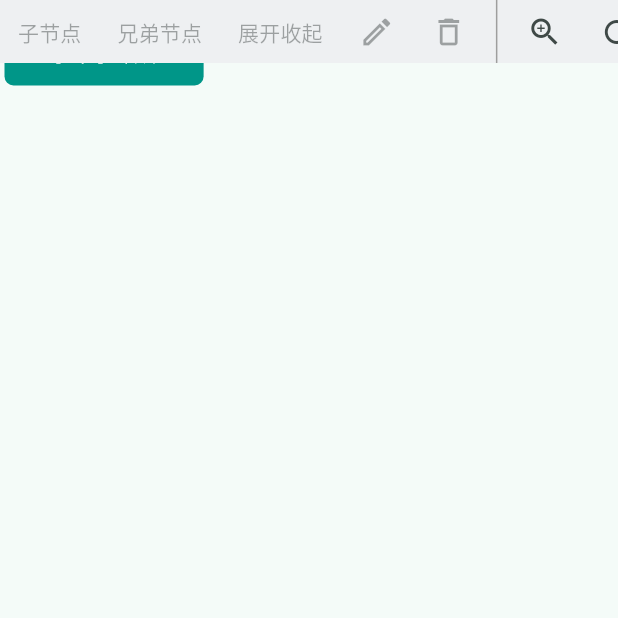
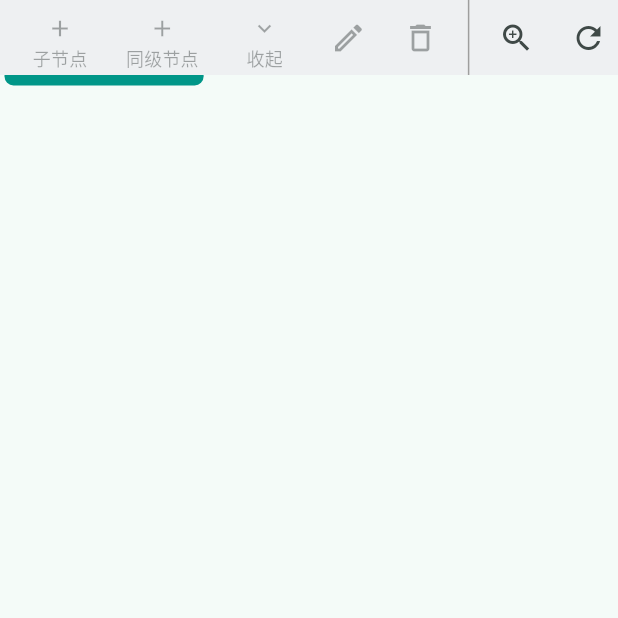
Before and after one commit to qinshah/mind_map_editor, a Flutter app: the screen it shows after launch, on a phone screen of 412 x 824 dp, the top half of it. Run offline on Flutter 3.47's test engine with Material 3 defaults, Android fonts, the phone set to English and light mode, and no system bars; our stand-ins replace share_plus; missing offline and left inert: file_selector.

Commit message:
fix(editor): 优化编辑器按钮布局
- 将打印语句从print更换为debugPrint以避免生产环境输出
- 修改EditorHub构造函数barHeight参数为必填项
- 新增_button方法统一构建带图标的文本按钮
- 调整编辑器工具栏按钮样式和间距
- 更新默认图片尺寸常量并应用到节点图像显示
- 移除冗余的TODO注释

```diff
--- a/lib/editor/editor.dart
+++ b/lib/editor/editor.dart
@@ -155,7 +155,7 @@ class Editor extends ChangeNotifier {
 
   Future<void> showEditDialog(Xnode node, BuildContext context) async {
     if (state.editDialogShowing) {
-      print('重复显示，请检查是否为Bug');
+      debugPrint('重复显示，请检查是否为Bug');
     }
     state.editDialogShowing = true;
     await showDialog(context: context, builder: (_) => EditDialog(node));
--- a/lib/editor/widget/editor_hub.dart
+++ b/lib/editor/widget/editor_hub.dart
@@ -5,7 +5,7 @@ import 'package:mind_map_editor/mind_map/m_m_cntlr.dart';
 import 'package:provider/provider.dart';
 
 class EditorHub extends StatelessWidget {
-  const EditorHub({super.key, this.barHeight = 42});
+  const EditorHub({super.key, required this.barHeight});
 
   final double barHeight;
 
@@ -37,18 +37,21 @@ class EditorHub extends StatelessWidget {
                       final node = mindMap.focusedNode();
                       return Row(
                         children: [
-                          // TODO 换图标
-                          TextButton(
-                            onPressed: node == null
+                          SizedBox(width: 8),
+                          _button(
+                            '子节点',
+                            Icons.add,
+                            onTap: node == null
                                 ? null
                                 : () => mindMap.insertNodeUnder(
                                     node,
                                     newNode: Xnode.empty('新节点'),
                                   ),
-                            child: Text('子节点'),
                           ),
-                          TextButton(
-                            onPressed:
+                          _button(
+                            '同级节点',
+                            Icons.add,
+                            onTap:
                                 node != null &&
                                     mindMap.getParentNode(node) != null
                                 ? () => mindMap.insertNodeAfter(
@@ -56,13 +59,17 @@ class EditorHub extends StatelessWidget {
                                     newNode: Xnode.empty('新节点'),
                                   )
                                 : null,
-                            child: Text('兄弟节点'),
                           ),
-                          TextButton(
-                            onPressed: node == null
+                          _button(
+                            node == null || mindMap.getExpanded(node)
+                                ? '收起'
+                                : '展开',
+                            node == null || mindMap.getExpanded(node)
+                                ? Icons.expand_more
+                                : Icons.expand_less,
+                            onTap: node == null || node.subNodes.isEmpty
                                 ? null
                                 : () => mindMap.toggleExpanded(node),
-                            child: Text('展开收起'),
                           ),
                           IconButton(
                             onPressed: node == null
@@ -104,6 +111,7 @@ class EditorHub extends StatelessWidget {
                             onPressed: editor.export,
                             child: Text('导出'),
                           ),
+                          SizedBox(width: 8),
                         ],
                       );
                     },
@@ -126,4 +134,20 @@ class EditorHub extends StatelessWidget {
       ],
     );
   }
+
+  Widget _button(String title, IconData icon, {VoidCallback? onTap}) {
+    return TextButton(
+      onPressed: onTap,
+      child: Column(
+        mainAxisSize: MainAxisSize.min,
+        children: [
+          SizedBox(height: 2),
+          Icon(icon),
+          SizedBox(height: 2),
+          Text(title, style: TextStyle(fontSize: 12)),
+          SizedBox(height: 2),
+        ],
+      ),
+    );
+  }
 }
--- a/lib/editor/widget/editor_widget.dart
+++ b/lib/editor/widget/editor_widget.dart
@@ -20,7 +20,7 @@ class _EditorWidgetState extends State<EditorWidget> {
   late final _editor = Editor(getContext: () => context);
   late final _mmCntlr = _editor.mMCnltr;
 
-  final barHeight = 42.0;
+  final barHeight = 50.0;
 
   @override
   void initState() {
--- a/lib/mind_map/widget/mind_map.dart
+++ b/lib/mind_map/widget/mind_map.dart
@@ -88,7 +88,6 @@ class MindMap<T extends MMNode> extends StatelessWidget {
     );
   }
 
-  // TODO 展开按钮放到节点处理
   static Widget _buildExpandButton({
     required VoidCallback onTap,
     required int childCount,
--- a/lib/xmind/widget/xnode_widget.dart
+++ b/lib/xmind/widget/xnode_widget.dart
@@ -66,6 +66,8 @@ class _XnodeWidgetState extends State<XnodeWidget> {
     );
   }
 
+  static const defaultImgSize = 200.0;
+
   Widget _buildChild(
     XnodeTheme theme,
     BorderRadius borderRadius, {
@@ -76,9 +78,8 @@ class _XnodeWidgetState extends State<XnodeWidget> {
       if (_node.imgPath != null)
         Image.file(
           File(_node.imgPath!),
-          // TODO 默认尺寸
-          width: nodeImg!.width ?? 200,
-          height: nodeImg.height ?? 200,
+          width: nodeImg!.width ?? defaultImgSize,
+          height: nodeImg.height ?? defaultImgSize,
         ),
       Text(_node.title, style: theme.textStyle),
     ];
```
